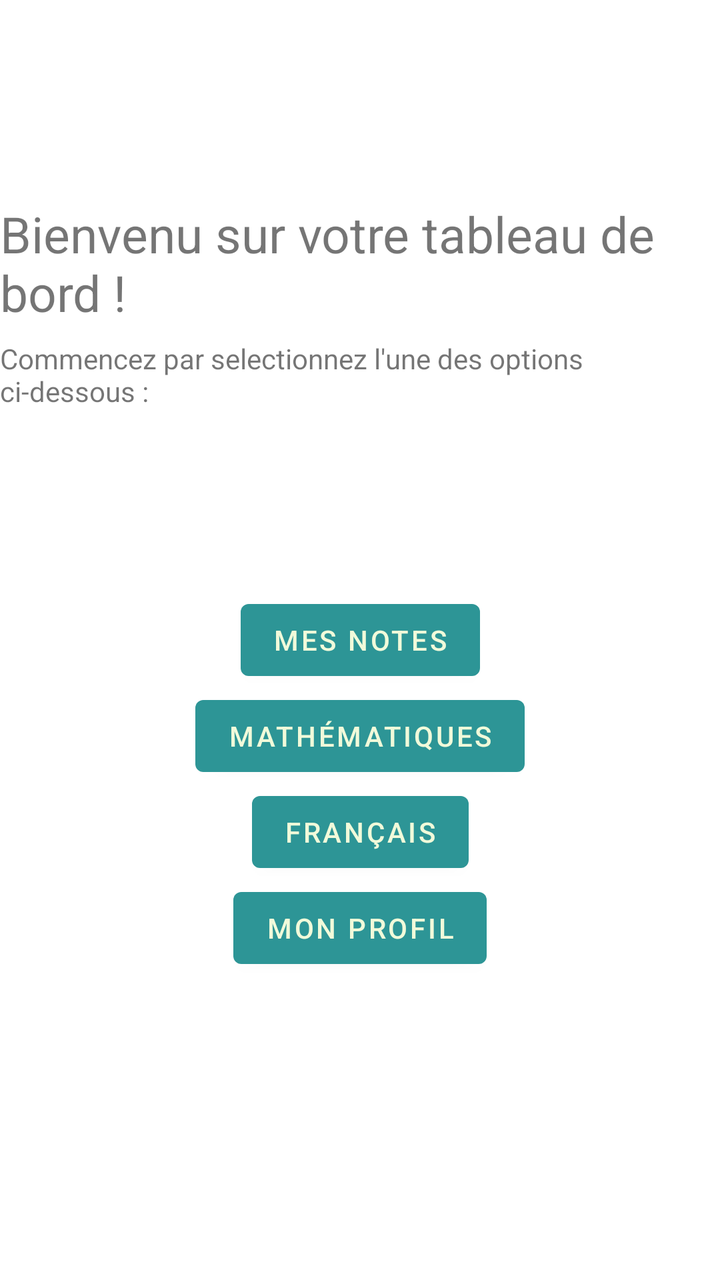
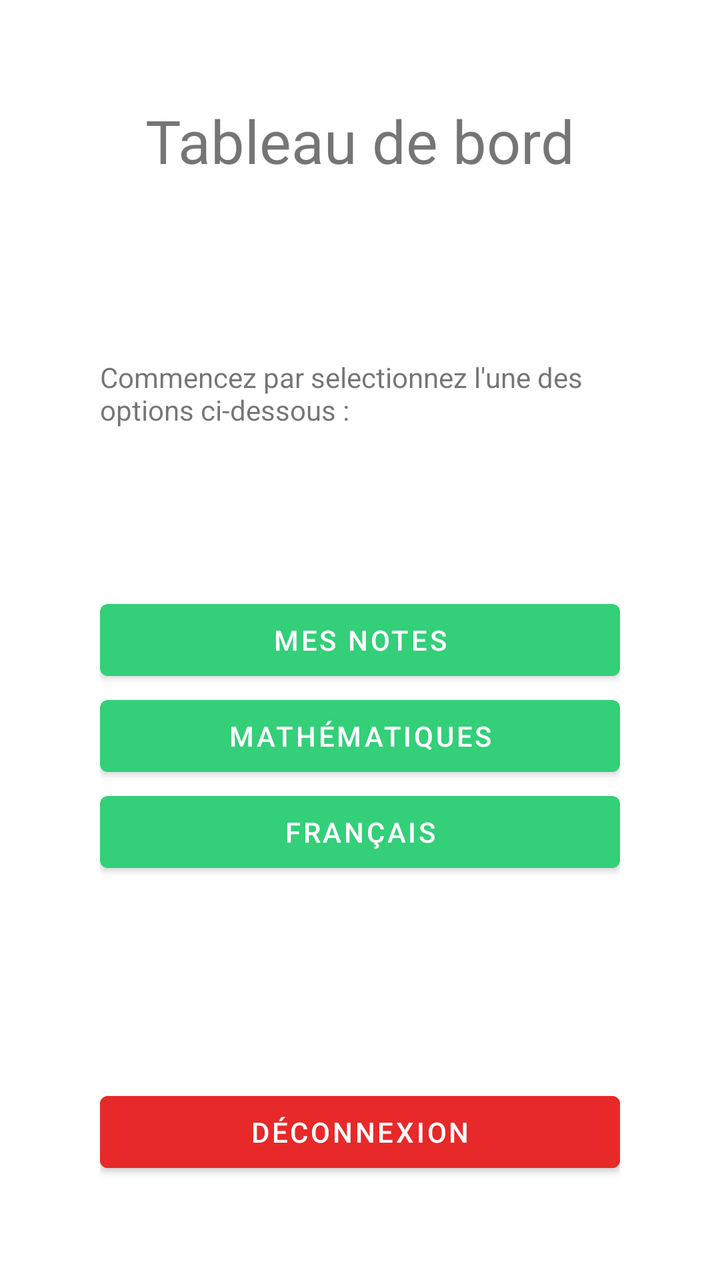

Two renders of the same Android screen: before a commit and after it. Below are the layout's source before the change and the commit's diff.
<!-- AndroidManifest.xml: application theme Theme.Lousticole -->
<!-- res/layout/dashboard.xml -->
<?xml version="1.0" encoding="utf-8"?>
<androidx.constraintlayout.widget.ConstraintLayout xmlns:android="http://schemas.android.com/apk/res/android"
    xmlns:app="http://schemas.android.com/apk/res-auto"
    android:layout_width="match_parent"
    android:layout_height="match_parent">

    <TextView
        android:id="@+id/dashboard_welcome_textView"
        android:layout_width="wrap_content"
        android:layout_height="wrap_content"
        android:textSize="25dp"
        android:layout_marginLeft="50px"
        android:layout_marginRight="50px"
        android:layout_marginTop="100dp"
        android:text="Bienvenu sur votre tableau de bord !"
        app:layout_constraintEnd_toEndOf="parent"
        app:layout_constraintStart_toStartOf="parent"
        app:layout_constraintTop_toTopOf="parent" />

    <TextView
        android:id="@+id/dashboard_description_textview"
        android:layout_width="wrap_content"
        android:layout_height="wrap_content"
        android:text="Commencez par selectionnez l'une des options ci-dessous :"
        android:layout_marginTop="20px"
        android:layout_marginLeft="50px"
        android:layout_marginRight="50px"
        app:layout_constraintEnd_toEndOf="parent"
        app:layout_constraintStart_toStartOf="parent"
        app:layout_constraintTop_toBottomOf="@+id/dashboard_welcome_textView" />

    <Button
        android:id="@+id/dashboard_grades_button"
        android:layout_width="wrap_content"
        android:layout_height="wrap_content"
        android:text="Mes notes"
        app:layout_constraintBottom_toBottomOf="parent"
        app:layout_constraintEnd_toEndOf="parent"
        app:layout_constraintStart_toStartOf="parent"
        app:layout_constraintTop_toTopOf="parent" />

    <Button
        android:id="@+id/dashboard_math_button"
        android:layout_width="wrap_content"
        android:layout_height="wrap_content"
        android:text="Mathématiques"
        app:layout_constraintEnd_toEndOf="parent"
        app:layout_constraintStart_toStartOf="parent"
        app:layout_constraintTop_toBottomOf="@+id/dashboard_grades_button" />

    <Button
        android:id="@+id/dashboard_francais_button"
        android:layout_width="wrap_content"
        android:layout_height="wrap_content"
        android:text="Français"
        app:layout_constraintEnd_toEndOf="parent"
        app:layout_constraintStart_toStartOf="parent"
        app:layout_constraintTop_toBottomOf="@+id/dashboard_math_button" />

    <Button
        android:id="@+id/dashboard_settings_button"
        android:layout_width="wrap_content"
        android:layout_height="wrap_content"
        android:text="Mon profil"
        app:layout_constraintEnd_toEndOf="parent"
        app:layout_constraintStart_toStartOf="parent"
        app:layout_constraintTop_toBottomOf="@+id/dashboard_francais_button" />
</androidx.constraintlayout.widget.ConstraintLayout>
<!-- resources referenced by this layout -->
<resources>
  <style name="Theme.Lousticole" parent="Theme.MaterialComponents.DayNight.NoActionBar">
          
          <item name="colorPrimary">@color/green</item>
          <item name="colorPrimaryVariant">@color/dark_green</item>
          <item name="colorOnPrimary">@color/cream</item>
          
          <item name="colorSecondary">@color/light_green</item>
          <item name="colorSecondaryVariant">@color/green</item>
          <item name="colorOnSecondary">@color/black</item>
          
          <item name="android:statusBarColor">@android:color/transparent</item>
          <item name="android:navigationBarColor">@android:color/transparent</item>
          <item name="android:windowTranslucentStatus">false</item>
          <item name="android:windowTranslucentNavigation">false</item>
          
      </style>
  <color name="green">#2D9596</color>
  <color name="dark_green">#265073</color>
  <color name="cream">#F1FADA</color>
  <color name="light_green">#9AD0C2</color>
  <color name="black">#FF000000</color>
</resources>

<!-- the commit's change to res/layout/dashboard.xml (unified diff, before → after) -->
@@ -2,17 +2,17 @@
 <androidx.constraintlayout.widget.ConstraintLayout xmlns:android="http://schemas.android.com/apk/res/android"
     xmlns:app="http://schemas.android.com/apk/res-auto"
     android:layout_width="match_parent"
-    android:layout_height="match_parent">
+    android:layout_height="match_parent"
+    android:padding="50dp">
 
     <TextView
         android:id="@+id/dashboard_welcome_textView"
         android:layout_width="wrap_content"
         android:layout_height="wrap_content"
-        android:textSize="25dp"
+        android:textSize="30sp"
         android:layout_marginLeft="50px"
         android:layout_marginRight="50px"
-        android:layout_marginTop="100dp"
-        android:text="Bienvenu sur votre tableau de bord !"
+        android:text="Tableau de bord"
         app:layout_constraintEnd_toEndOf="parent"
         app:layout_constraintStart_toStartOf="parent"
         app:layout_constraintTop_toTopOf="parent" />
@@ -21,17 +21,18 @@
         android:id="@+id/dashboard_description_textview"
         android:layout_width="wrap_content"
         android:layout_height="wrap_content"
+        android:layout_marginLeft="50px"
+        android:layout_marginTop="20px"
+        android:layout_marginRight="50px"
         android:text="Commencez par selectionnez l'une des options ci-dessous :"
-        android:layout_marginTop="20px"
-        android:layout_marginLeft="50px"
-        android:layout_marginRight="50px"
+        app:layout_constraintBottom_toTopOf="@+id/dashboard_grades_button"
         app:layout_constraintEnd_toEndOf="parent"
         app:layout_constraintStart_toStartOf="parent"
         app:layout_constraintTop_toBottomOf="@+id/dashboard_welcome_textView" />
 
     <Button
         android:id="@+id/dashboard_grades_button"
-        android:layout_width="wrap_content"
+        android:layout_width="match_parent"
         android:layout_height="wrap_content"
         android:text="Mes notes"
         app:layout_constraintBottom_toBottomOf="parent"
@@ -41,7 +42,7 @@
 
     <Button
         android:id="@+id/dashboard_math_button"
-        android:layout_width="wrap_content"
+        android:layout_width="match_parent"
         android:layout_height="wrap_content"
         android:text="Mathématiques"
         app:layout_constraintEnd_toEndOf="parent"
@@ -50,7 +51,7 @@
 
     <Button
         android:id="@+id/dashboard_francais_button"
-        android:layout_width="wrap_content"
+        android:layout_width="match_parent"
         android:layout_height="wrap_content"
         android:text="Français"
         app:layout_constraintEnd_toEndOf="parent"
@@ -59,10 +60,11 @@
 
     <Button
         android:id="@+id/dashboard_settings_button"
-        android:layout_width="wrap_content"
+        android:layout_width="match_parent"
         android:layout_height="wrap_content"
-        android:text="Mon profil"
+        android:text="Déconnexion"
+        android:backgroundTint="@color/red"
+        app:layout_constraintBottom_toBottomOf="parent"
         app:layout_constraintEnd_toEndOf="parent"
-        app:layout_constraintStart_toStartOf="parent"
-        app:layout_constraintTop_toBottomOf="@+id/dashboard_francais_button" />
+        app:layout_constraintStart_toStartOf="parent" />
 </androidx.constraintlayout.widget.ConstraintLayout>
<!-- resource entries referenced after the edit -->
@@ -1,14 +1,15 @@
 <!-- resources referenced by this layout -->
 <resources>
+  <color name="red">#E72929</color>
   <style name="Theme.Lousticole" parent="Theme.MaterialComponents.DayNight.NoActionBar">
           
           <item name="colorPrimary">@color/green</item>
-          <item name="colorPrimaryVariant">@color/dark_green</item>
-          <item name="colorOnPrimary">@color/cream</item>
+          <item name="colorPrimaryVariant">@color/blue</item>
+          <item name="colorOnPrimary">@color/white</item>
           
-          <item name="colorSecondary">@color/light_green</item>
+          <item name="colorSecondary">@color/blue</item>
           <item name="colorSecondaryVariant">@color/green</item>
-          <item name="colorOnSecondary">@color/black</item>
+          <item name="colorOnSecondary">@color/white</item>
           
           <item name="android:statusBarColor">@android:color/transparent</item>
           <item name="android:navigationBarColor">@android:color/transparent</item>
@@ -16,10 +17,8 @@
           <item name="android:windowTranslucentNavigation">false</item>
           
       </style>
-  <color name="green">#2D9596</color>
-  <color name="dark_green">#265073</color>
-  <color name="cream">#F1FADA</color>
-  <color name="light_green">#9AD0C2</color>
-  <color name="black">#FF000000</color>
+  <color name="green">#33cf79</color>
+  <color name="blue">#3583e2</color>
+  <color name="white">#FFFFFFFF</color>
 </resources>
 
